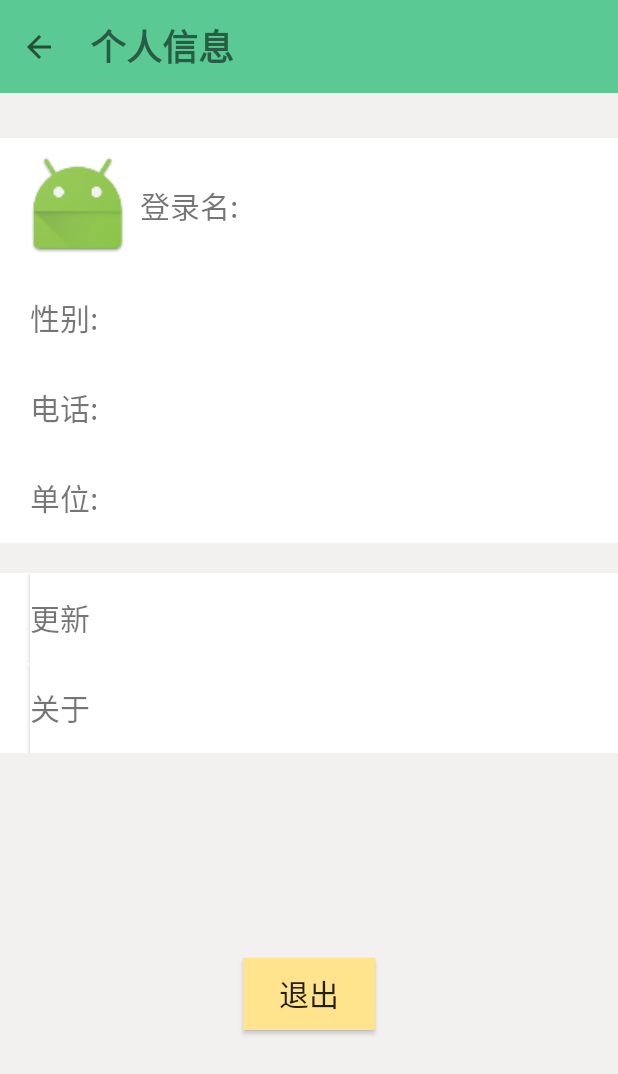
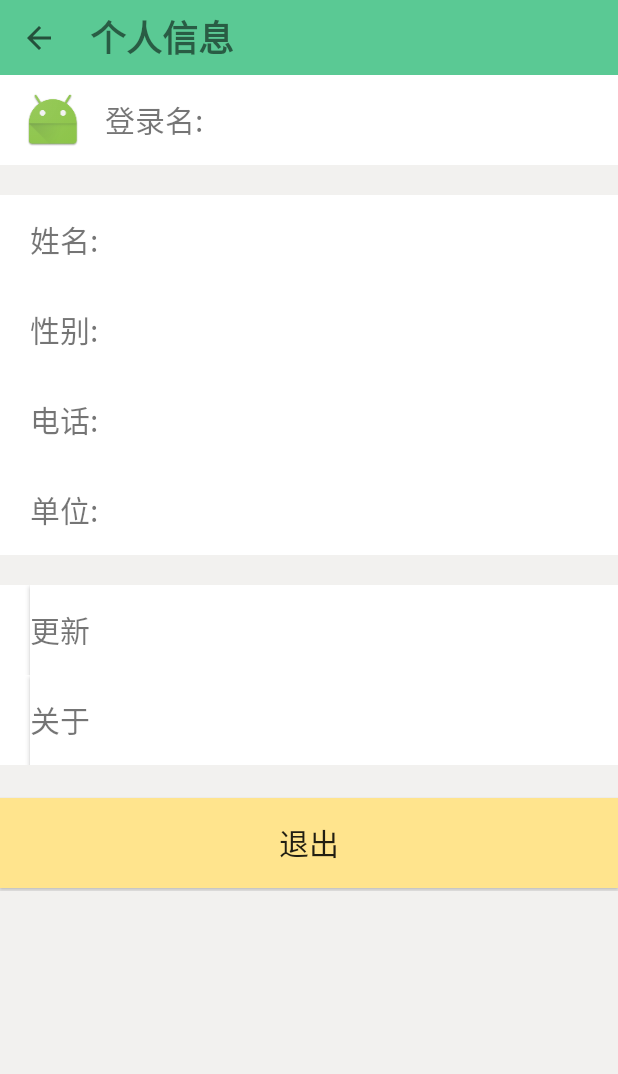
Before and after one commit to starskystone/SchoolApp, an Android app: the Setting screen opened directly, with no data from a screen before it, on a phone screen of 412 x 824 dp. Shown: the top 1074 px of the screen. Run offline under Robolectric (Android 15) with nearby library versions, the phone set to English and light mode, and no system bars.

Commit message:
2017/4/26

```diff
--- a/SchoolApp/app/build.gradle
+++ b/SchoolApp/app/build.gradle
@@ -35,4 +35,5 @@ dependencies {
     compile 'com.android.support:appcompat-v7:25.2.0'
     testCompile 'junit:junit:4.12'
     compile files('libs/BaiduLBS_Android.jar')
+    compile 'com.android.support:design:25.2.0'
 }
--- a/SchoolApp/app/src/main/res/layout/activity_login.xml
+++ b/SchoolApp/app/src/main/res/layout/activity_login.xml
@@ -77,17 +77,15 @@
             android:layout_width="match_parent"
             android:layout_height="wrap_content"
             android:layout_marginTop="55dp"
-            android:orientation="vertical"
-            >
+            android:orientation="vertical">
 
             <Button
-                android:layout_width="105dp"
+                android:layout_width="match_parent"
                 android:layout_height="45dp"
                 android:layout_gravity="center"
                 android:id="@+id/login_button"
                 android:text="登录"
                 android:textSize="30dp"
-                android:textColor="@color/colorWhite"
                 android:gravity="center"
                 android:background="@color/colorEnterBtn"/>
 
--- a/SchoolApp/app/src/main/res/layout/activity_map.xml
+++ b/SchoolApp/app/src/main/res/layout/activity_map.xml
@@ -52,5 +52,5 @@
             android:layout_height="match_parent"
             android:layout_width="match_parent"/>
 
-        </FrameLayout>>
+    </FrameLayout>>
 </LinearLayout>
--- a/SchoolApp/app/src/main/res/layout/activity_settings.xml
+++ b/SchoolApp/app/src/main/res/layout/activity_settings.xml
@@ -6,10 +6,9 @@
               android:background="@color/colorGray"
               android:orientation="vertical">
 
-
     <FrameLayout
         android:layout_width="match_parent"
-        android:layout_height="wrap_content">
+        android:layout_height="50dp">
 
         <ImageView
             android:id="@+id/imageView"
@@ -41,13 +40,12 @@
 
     <FrameLayout
         android:layout_width="match_parent"
-        android:layout_height="90dp"
-        android:background="@color/colorWhite"
-        android:layout_marginTop="30dp">
+        android:layout_height="60dp"
+        android:background="@color/colorWhite">
 
         <ImageView
-            android:layout_width="73dp"
-            android:layout_height="80dp"
+            android:layout_width="40dp"
+            android:layout_height="match_parent"
             app:srcCompat="@mipmap/ic_launcher"
             android:id="@+id/imv_UserIcon"
             android:layout_gravity="center_vertical"
@@ -57,10 +55,26 @@
             android:layout_height="wrap_content"
             android:text="登录名:"
             android:textSize="20dp"
-            android:layout_marginLeft="93dp"
+            android:layout_marginLeft="70dp"
             android:layout_gravity="center_vertical"
             android:id="@+id/tv_UserName"/>
     </FrameLayout>
+
+    <FrameLayout
+        android:layout_width="match_parent"
+        android:layout_height="60dp"
+        android:layout_marginTop="20dp"
+        android:background="@color/colorWhite">
+
+        <TextView android:layout_height="wrap_content"
+            android:layout_width="wrap_content"
+            android:layout_gravity="center_vertical"
+            android:text="姓名:"
+            android:textSize="20dp"
+            android:layout_marginLeft="20dp"
+            android:id="@+id/tv_RealName"/>
+    </FrameLayout>
+    >
 
     <FrameLayout
         android:layout_width="match_parent"
@@ -76,6 +90,7 @@
             android:layout_marginLeft="20dp"
             android:id="@+id/tv_UserSex"/>
     </FrameLayout>
+
     <FrameLayout
         android:layout_width="match_parent"
         android:layout_height="60dp"
@@ -90,6 +105,7 @@
             android:layout_marginLeft="20dp"
             android:id="@+id/tv_UserTel"/>
     </FrameLayout>
+
     <FrameLayout
         android:layout_width="match_parent"
         android:layout_height="60dp"
@@ -144,11 +160,12 @@
 
     <FrameLayout
         android:layout_width="match_parent"
-        android:layout_height="match_parent">
+        android:layout_height="64dp"
+        android:layout_marginTop="20dp">
 
         <Button
-            android:layout_width="wrap_content"
-            android:layout_height="wrap_content"
+            android:layout_width="match_parent"
+            android:layout_height="60dp"
             android:layout_gravity="center"
             android:background="@color/colorEnterBtn"
             android:text="退出"
```
Also changed, not shown: SchoolApp/app/src/main/java/xaut/schoolapp/com/map/fragment/BMap.java (+97 -22 lines), SchoolApp/app/src/main/res/layout/map_fragment.xml (+92 -1 lines).
